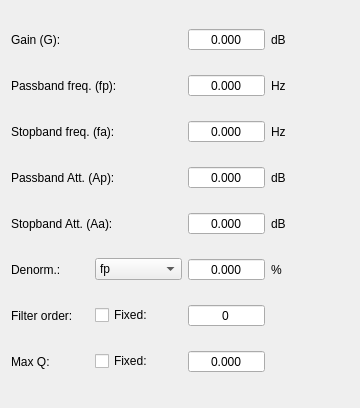
This is app/designer/filters_data/low_pass.ui in grupo-tc-volcan/TP4 as Qt 5 draws it before an edit. The edited form follows.
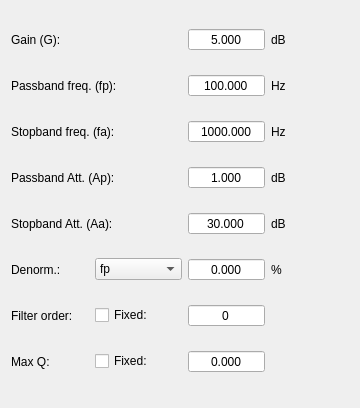
This is the edited form.

The edit to the form file:
```diff
--- a/app/designer/filters_data/low_pass.ui
+++ b/app/designer/filters_data/low_pass.ui
@@ -61,6 +61,9 @@
      <property name="maximum">
       <double>300.000000000000000</double>
      </property>
+     <property name="value">
+      <double>1.000000000000000</double>
+     </property>
     </widget>
    </item>
    <item row="4" column="2">
@@ -83,6 +86,9 @@
      <property name="maximum">
       <double>300.000000000000000</double>
      </property>
+     <property name="value">
+      <double>30.000000000000000</double>
+     </property>
     </widget>
    </item>
    <item row="4" column="3">
@@ -112,6 +118,9 @@
      <property name="maximum">
       <double>1000000000000.000000000000000</double>
      </property>
+     <property name="value">
+      <double>1000.000000000000000</double>
+     </property>
     </widget>
    </item>
    <item row="1" column="2">
@@ -134,6 +143,9 @@
      <property name="maximum">
       <double>1000000000000.000000000000000</double>
      </property>
+     <property name="value">
+      <double>100.000000000000000</double>
+     </property>
     </widget>
    </item>
    <item row="5" column="3">
@@ -199,6 +211,9 @@
      <property name="maximum">
       <double>300.000000000000000</double>
      </property>
+     <property name="value">
+      <double>5.000000000000000</double>
+     </property>
     </widget>
    </item>
    <item row="2" column="3">
```
